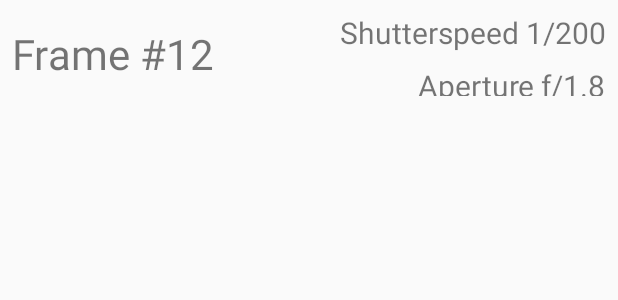
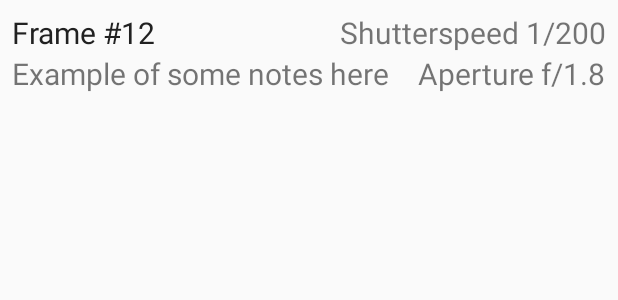
Before and after one commit to hanscappelle/filmtag-android-app, an Android app: the layout list_item_frame.xml on its own in the app's theme, with its tools: preview values and no code run, on a phone screen of 412 x 824 dp. Shown: the top 300 px of the screen. Run offline under Robolectric (Android 15) with nearby library versions, the phone set to English and light mode, and no system bars.

Commit message:
improvements on adapter for frames, refs #15

```diff
--- a/app/src/main/java/be/hcpl/android/filmtag/adapter/FrameAdapter.java
+++ b/app/src/main/java/be/hcpl/android/filmtag/adapter/FrameAdapter.java
@@ -68,6 +68,7 @@ public class FrameAdapter extends BaseAdapter {
             holder.textFrame= (TextView) rowView.findViewById(R.id.text_frame);
             holder.textShutter= (TextView) rowView.findViewById(R.id.text_shutter);
             holder.textAperture= (TextView) rowView.findViewById(R.id.text_aperture);
+            holder.textNotes= (TextView) rowView.findViewById(R.id.text_notes);
             rowView.setTag(holder);
         }
         final ViewHolder holder = (ViewHolder) rowView.getTag();
@@ -77,6 +78,7 @@ public class FrameAdapter extends BaseAdapter {
                 mContext.getResources().getString(R.string.label_frame))
                 .append(TextUtil.SPACE).append("#")
                 .append(TextUtil.frameFormat.format(frame.getNumber())));
+        holder.textNotes.setText(frame.getNotes());
         holder.textAperture.setText(new StringBuilder(
             mContext.getResources().getString(R.string.label_aperture))
                 .append(TextUtil.SPACE).append("f/").append(frame.getAperture()
@@ -101,6 +103,6 @@ public class FrameAdapter extends BaseAdapter {
     }
 
     class ViewHolder {
-        TextView textShutter, textAperture, textFrame;
+        TextView textShutter, textAperture, textFrame, textNotes;
     }
 }
--- a/app/src/main/res/layout/list_item_frame.xml
+++ b/app/src/main/res/layout/list_item_frame.xml
@@ -7,16 +7,33 @@
     <TextView
         android:id="@+id/text_frame"
         android:layout_width="match_parent"
-        android:layout_height="match_parent"
+        android:layout_height="wrap_content"
         android:layout_alignParentTop="true"
         android:layout_alignParentStart="true"
         android:layout_alignParentLeft="true"
         android:layout_toLeftOf="@+id/text_shutter"
         tools:text="Frame #12"
-        android:textSize="28sp"
+        android:textSize="20sp"
         android:singleLine="true"
-        android:layout_margin="8dp"
+        android:layout_marginTop="8dp"
+        android:layout_marginLeft="8dp"
         android:gravity="center_vertical"
+        android:textColor="@color/primary_text"
+        />
+
+    <TextView
+        android:id="@+id/text_notes"
+        android:layout_width="wrap_content"
+        android:layout_height="wrap_content"
+        android:layout_alignParentLeft="true"
+        android:layout_alignParentStart="true"
+        android:layout_toLeftOf="@+id/text_aperture"
+        android:layout_below="@+id/text_frame"
+        android:textSize="20sp"
+        tools:text="Example of some notes here"
+        android:singleLine="true"
+        android:layout_marginLeft="8dp"
+        android:layout_marginRight="8dp"
         />
 
     <TextView
@@ -28,7 +45,8 @@
         android:layout_alignParentEnd="true"
         android:textSize="20sp"
         tools:text="Shutterspeed 1/200"
-        android:layout_margin="8dp"
+        android:layout_marginTop="8dp"
+        android:layout_marginRight="8dp"
         />
 
     <TextView
```
